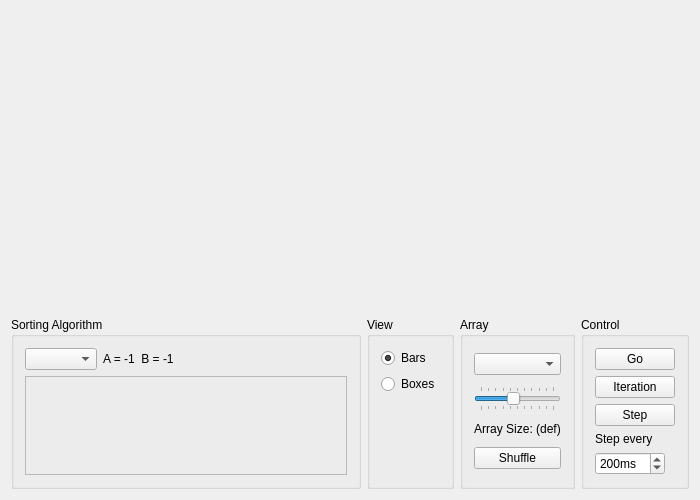
Before: the Qt Designer form yasav.ui in BortEngineerDude/YASAV, drawn with Qt 5.
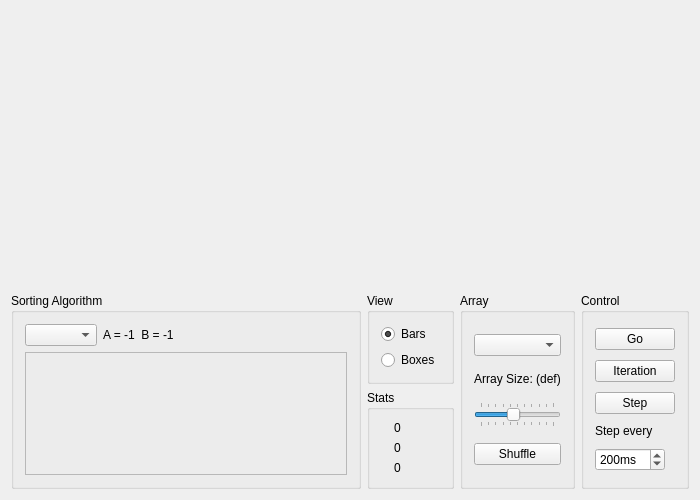
After: the same form once the commit is applied. Icons and pictures are not drawn. Custom widgets are drawn as their Qt base class.

Commit message: -add live stats counter -minor ui improvements

```diff
--- a/yasav.ui
+++ b/yasav.ui
@@ -28,12 +28,6 @@
        <verstretch>3</verstretch>
       </sizepolicy>
      </property>
-     <property name="minimumSize">
-      <size>
-       <width>400</width>
-       <height>300</height>
-      </size>
-     </property>
     </widget>
    </item>
    <item>
@@ -159,7 +153,9 @@
       </widget>
      </item>
      <item>
-      <widget class="QGroupBox" name="groupBox">
+      <layout class="QVBoxLayout" name="verticalLayoutViewStats">
+       <item>
+        <widget class="QGroupBox" name="groupBoxView">
        <property name="title">
         <string>View</string>
        </property>
@@ -181,21 +177,100 @@
           </property>
          </widget>
         </item>
+         </layout>
+        </widget>
+       </item>
         <item>
-         <spacer name="verticalSpacer">
-          <property name="orientation">
-           <enum>Qt::Vertical</enum>
-          </property>
-          <property name="sizeHint" stdset="0">
-           <size>
-            <width>20</width>
-            <height>40</height>
-           </size>
-          </property>
-         </spacer>
-        </item>
-       </layout>
-      </widget>
+        <widget class="QGroupBox" name="groupBoxStats">
+         <property name="title">
+          <string>Stats</string>
+         </property>
+         <layout class="QGridLayout" name="gridLayout_2">
+          <item row="0" column="0">
+           <widget class="QLabel" name="iconSteps">
+            <property name="toolTip">
+             <string>Steps</string>
+            </property>
+            <property name="textFormat">
+             <enum>Qt::RichText</enum>
+            </property>
+            <property name="pixmap">
+             <pixmap resource="resources.qrc">:/icons/steps.png</pixmap>
+            </property>
+            <property name="alignment">
+             <set>Qt::AlignLeading|Qt::AlignLeft|Qt::AlignVCenter</set>
+            </property>
+           </widget>
+          </item>
+          <item row="0" column="1">
+           <widget class="QLabel" name="labelSteps">
+            <property name="sizePolicy">
+             <sizepolicy hsizetype="Preferred" vsizetype="Preferred">
+              <horstretch>1</horstretch>
+              <verstretch>0</verstretch>
+             </sizepolicy>
+            </property>
+            <property name="toolTip">
+             <string>Steps</string>
+            </property>
+            <property name="text">
+             <string notr="true">0</string>
+            </property>
+           </widget>
+          </item>
+          <item row="1" column="0">
+           <widget class="QLabel" name="iconComparisons">
+            <property name="toolTip">
+             <string>Comparisons</string>
+            </property>
+            <property name="text">
+             <string/>
+            </property>
+            <property name="pixmap">
+             <pixmap resource="resources.qrc">:/icons/comparison.png</pixmap>
+            </property>
+            <property name="scaledContents">
+             <bool>false</bool>
+            </property>
+           </widget>
+          </item>
+          <item row="1" column="1">
+           <widget class="QLabel" name="labelComparisons">
+            <property name="toolTip">
+             <string>Comparisons</string>
+            </property>
+            <property name="text">
+             <string notr="true">0</string>
+            </property>
+           </widget>
+          </item>
+          <item row="2" column="0">
+           <widget class="QLabel" name="iconSwaps">
+            <property name="toolTip">
+             <string>Swaps</string>
+            </property>
+            <property name="text">
+             <string/>
+            </property>
+            <property name="pixmap">
+             <pixmap resource="resources.qrc">:/icons/swaps.png</pixmap>
+            </property>
+           </widget>
+          </item>
+          <item row="2" column="1">
+           <widget class="QLabel" name="labelSwaps">
+            <property name="toolTip">
+             <string>Swaps</string>
+            </property>
+            <property name="text">
+             <string notr="true">0</string>
+            </property>
+           </widget>
+          </item>
+         </layout>
+        </widget>
+       </item>
+      </layout>
      </item>
      <item>
       <widget class="QGroupBox" name="groupBoxArraySettings">
@@ -206,6 +281,25 @@
         <item>
          <widget class="QComboBox" name="comboBoxArrayInit"/>
         </item>
+        <item>
+         <widget class="QLabel" name="labelArraySize">
+          <property name="sizePolicy">
+           <sizepolicy hsizetype="Expanding" vsizetype="Fixed">
+            <horstretch>0</horstretch>
+            <verstretch>0</verstretch>
+           </sizepolicy>
+          </property>
+          <property name="text">
+           <string>Array Size: (def)</string>
+          </property>
+          <property name="textFormat">
+           <enum>Qt::PlainText</enum>
+          </property>
+          <property name="alignment">
+           <set>Qt::AlignCenter</set>
+          </property>
+         </widget>
+        </item>
         <item>
          <widget class="QSlider" name="horizontalSliderArraySize">
           <property name="sizePolicy">
@@ -243,25 +337,6 @@
           </property>
          </widget>
         </item>
-        <item>
-         <widget class="QLabel" name="labelArraySize">
-          <property name="sizePolicy">
-           <sizepolicy hsizetype="Expanding" vsizetype="Fixed">
-            <horstretch>0</horstretch>
-            <verstretch>0</verstretch>
-           </sizepolicy>
-          </property>
-          <property name="text">
-           <string>Array Size: (def)</string>
-          </property>
-          <property name="textFormat">
-           <enum>Qt::PlainText</enum>
-          </property>
-          <property name="alignment">
-           <set>Qt::AlignCenter</set>
-          </property>
-         </widget>
-        </item>
         <item>
          <widget class="QPushButton" name="pushButtonShuffle">
           <property name="text">
```
Left out of the diff: 58 changed lines with no effect on the pictures. Lines whose indentation alone changed are shown as unchanged. The commit also changes 19 other files.
